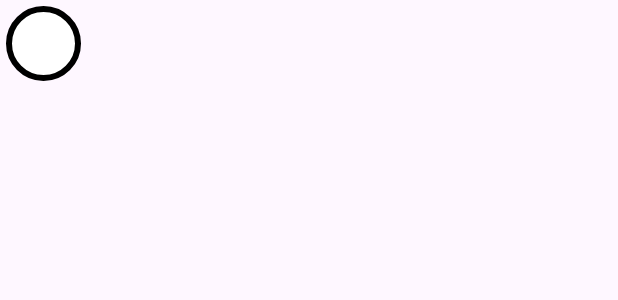
After one commit to kartiksharmakk/TutorApp, an Android app: the layout custom_oval_edittext.xml on its own in the app's theme, with its tools: preview values and no code run, on a phone screen of 412 x 824 dp. The commit adds this screen. Shown: the top 300 px of the screen. Run offline under Robolectric (Android 15) with nearby library versions, the phone set to English and light mode, and no system bars.

Commit message:
OTP UI completed

```diff
--- /dev/null
+++ b/app/src/main/res/drawable/oval_background.xml
@@ -0,0 +1,8 @@
+<?xml version="1.0" encoding="utf-8"?>
+<shape xmlns:android="http://schemas.android.com/apk/res/android"
+    android:shape="oval">
+    <solid android:color="#FFFFFF"/>
+    <stroke
+        android:color="#000000"
+        android:width="4dp"/>
+</shape>
--- /dev/null
+++ b/app/src/main/res/layout/custom_oval_edittext.xml
@@ -0,0 +1,28 @@
+<?xml version="1.0" encoding="utf-8"?>
+<androidx.constraintlayout.widget.ConstraintLayout xmlns:android="http://schemas.android.com/apk/res/android"
+    xmlns:app="http://schemas.android.com/apk/res-auto"
+    xmlns:tools="http://schemas.android.com/tools"
+    android:layout_width="wrap_content"
+    android:layout_height="wrap_content">
+
+    <EditText
+        android:id="@+id/edtOtp"
+        android:layout_width="50dp"
+        android:layout_height="50dp"
+        android:layout_marginStart="4dp"
+        android:layout_marginTop="4dp"
+        android:layout_marginEnd="4dp"
+        android:layout_marginBottom="4dp"
+        android:background="@drawable/oval_background"
+        android:fontFamily="sans-serif-black"
+        android:ems="10"
+        android:gravity="center"
+        android:textSize="18sp"
+        android:maxLength="1"
+        android:imeOptions="actionNext"
+        android:inputType="number"
+        app:layout_constraintBottom_toBottomOf="parent"
+        app:layout_constraintEnd_toEndOf="parent"
+        app:layout_constraintStart_toStartOf="parent"
+        app:layout_constraintTop_toTopOf="parent" />
+</androidx.constraintlayout.widget.ConstraintLayout>
--- a/app/src/main/res/navigation/nav_graph.xml
+++ b/app/src/main/res/navigation/nav_graph.xml
@@ -29,4 +29,9 @@
         android:name="com.example.myapplication.Authentication.SignIn.ForgotFragment"
         android:label="ForgotPasswordFragment"
         tools:layout="@layout/fragment_forgot"/>
+    <action
+        android:id="@+id/action_verifyPhoneFragment_to_signInFragment"
+        app:destination="@id/signInFragment"
+        app:popUpTo="@id/signupFragment"
+        app:popUpToInclusive="true"/>
 </navigation>
--- a/app/src/main/res/values/strings.xml
+++ b/app/src/main/res/values/strings.xml
@@ -3,5 +3,6 @@
     <string name="welcome">Welcome to Uplift</string>
     <string name="hello_blank_fragment">Hello blank fragment</string>
     <string name="account_signup">Don\'t have an account? Sign up...</string>
+    <string name="verifyPhone">Enter an OTP sent to your phone number</string>
     <string name="forgot_password">Forgot password?</string>
 </resources>
```
Also changed, not shown: app/src/main/java/com/example/myapplication/Adapter/OtpAdapter.kt (added, +59 -0 lines), app/src/main/java/com/example/myapplication/Authentication/SignUp/SignupFragment.kt (+6 -5 lines), app/src/main/java/com/example/myapplication/Authentication/SignUp/VerifyPhoneFragment.kt (+29 -0 lines), app/src/main/java/com/example/myapplication/Data/AuthenticationViewModel.kt (+7 -2 lines), app/src/main/res/drawable/reset_password.xml (added, +27 -0 lines), app/src/main/res/drawable/verify_phone.xml (added, +18 -0 lines), app/src/main/res/layout/fragment_signup.xml (+7 -3 lines), app/src/main/res/layout/fragment_verify_phone.xml (+68 -0 lines), 2 other files.
